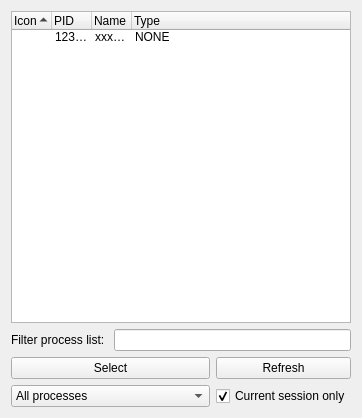
This is QT_GH_Injector/GuiProcess.ui in ibrahim-elsakka/QT_GH_Injector as Qt 5 draws it before an edit. The edited form follows.
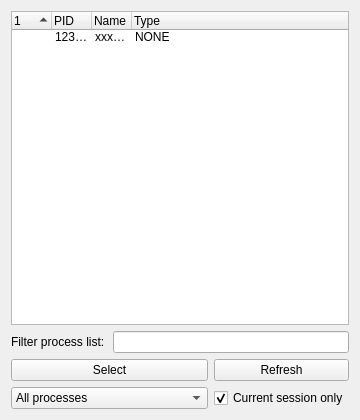
This is the edited form. Icons and pictures are not drawn.

The edit to the form file:
```diff
--- a/QT_GH_Injector/GuiProcess.ui
+++ b/QT_GH_Injector/GuiProcess.ui
@@ -6,8 +6,8 @@
    <rect>
     <x>0</x>
     <y>0</y>
-    <width>362</width>
-    <height>418</height>
+    <width>360</width>
+    <height>420</height>
    </rect>
   </property>
   <property name="windowTitle">
@@ -70,7 +70,7 @@
        </attribute>
        <column>
         <property name="text">
-         <string>Icon</string>
+         <string/>
         </property>
        </column>
        <column>
```
Left out of the diff: 8 changed lines with no effect on the pictures.
